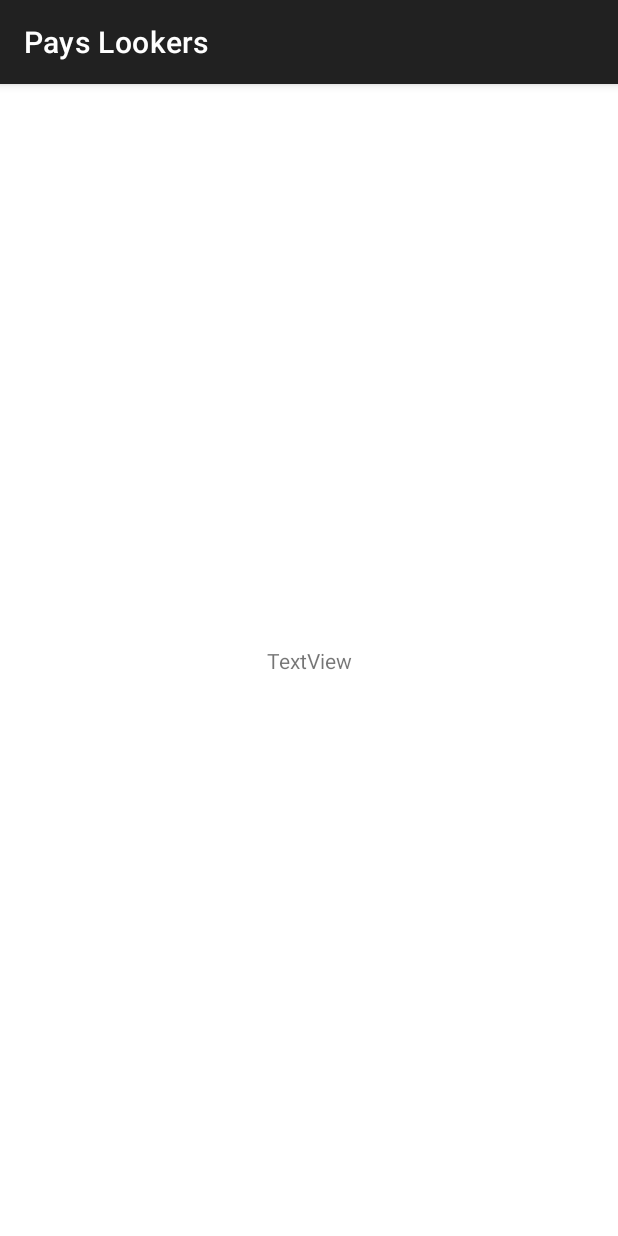
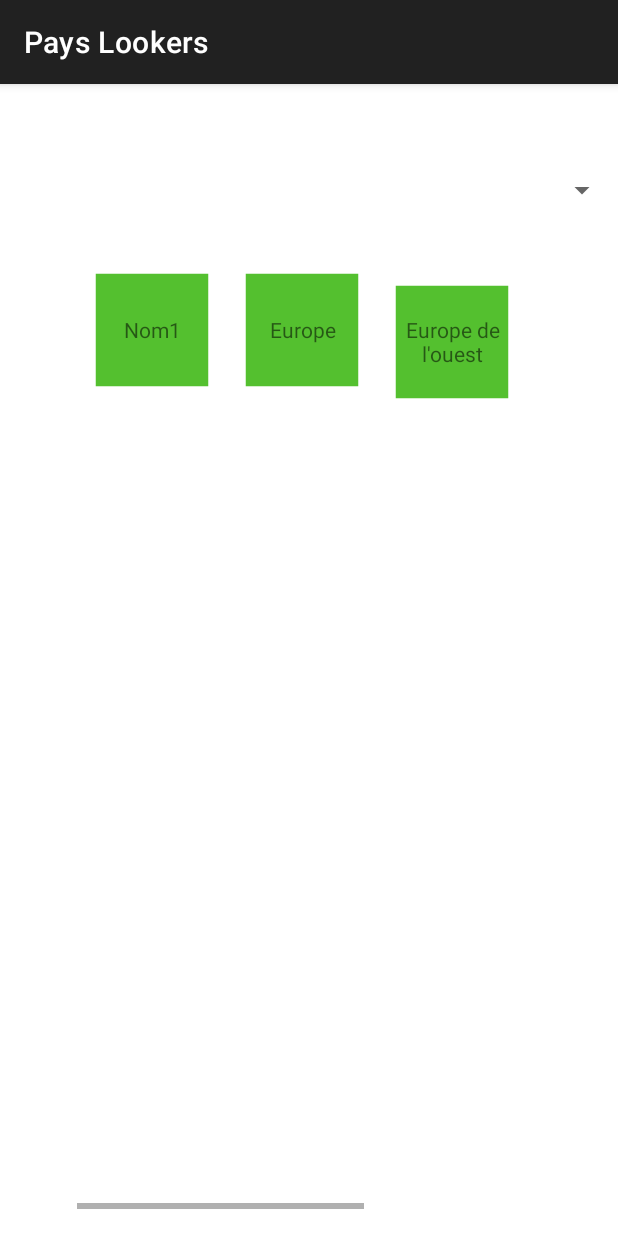
Before and after one commit to ThomasPloix/ProjectAndroidPays, an Android app: the BonusGameActivity screen opened directly, with no data from a screen before it, on a phone screen of 412 x 824 dp. Run offline under Robolectric (Android 15) with nearby library versions, the phone set to English and light mode, and no system bars; pictures from the network do not load.

Commit message:
debut feature jeubonus

```diff
--- a/app/src/main/java/fr/epf/min/test/BonusGameActivity.kt
+++ b/app/src/main/java/fr/epf/min/test/BonusGameActivity.kt
@@ -3,14 +3,21 @@ package fr.epf.min.test
 import android.os.Bundle
 import androidx.appcompat.app.AppCompatActivity
 import androidx.appcompat.widget.SearchView
+import androidx.recyclerview.widget.LinearLayoutManager
 import androidx.recyclerview.widget.RecyclerView
 
 class BonusGameActivity : AppCompatActivity() {
     private lateinit var listeAllPays: List<Pays>
-
+    private lateinit var recyclerView: RecyclerView
     override fun onCreate(savedInstanceState: Bundle?) {
         super.onCreate(savedInstanceState)
         setContentView(R.layout.activity_jeu_bonus)
+        recyclerView = findViewById<RecyclerView>(R.id.jeu_bonus_recyclerview)
 
+        recyclerView.layoutManager =
+            LinearLayoutManager(this, LinearLayoutManager.VERTICAL, false)
+
+        val pays = Pays.generate(1)
+        recyclerView.adapter =JeuBonusAdapter(pays)
     }
 }
--- /dev/null
+++ b/app/src/main/java/fr/epf/min/test/JeuBonusAdapter.kt
@@ -0,0 +1,32 @@
+package fr.epf.min.test
+
+import android.content.Intent
+import android.util.Log
+import android.view.LayoutInflater
+import android.view.ViewGroup
+import android.widget.ImageView
+import android.widget.TextView
+import androidx.cardview.widget.CardView
+import androidx.recyclerview.widget.RecyclerView
+import com.bumptech.glide.Glide
+
+class JeuBonusAdapter (val pays : List<Pays>): RecyclerView.Adapter<PaysViewHolder>(){
+
+    override fun onCreateViewHolder(parent: ViewGroup, viewType: Int): PaysViewHolder {
+        val layoutInflater = LayoutInflater.from(parent.context)
+        val view = layoutInflater.inflate(R.layout.activity_jeu_bonus_reponses, parent, false)
+        return PaysViewHolder(view)    }
+
+    override fun getItemCount(): Int {
+        return pays.size
+    }
+
+    override fun onBindViewHolder(holder: PaysViewHolder, position: Int) {
+        val unPays = pays[position]
+        Log.d(TAG, unPays.toString())
+        val view = holder.itemView
+
+        val paysNameTextView = view.findViewById<TextView>(R.id.jeu_bonus_nom_pays)
+        paysNameTextView.text= unPays.commonName
+    }
+}
--- /dev/null
+++ b/app/src/main/res/drawable/baseline_square_24.xml
@@ -0,0 +1,5 @@
+<vector android:height="24dp" android:tint="#54C02F"
+    android:viewportHeight="24" android:viewportWidth="24"
+    android:width="24dp" xmlns:android="http://schemas.android.com/apk/res/android">
+    <path android:fillColor="@android:color/white" android:pathData="M3,3h18v18h-18z"/>
+</vector>
--- a/app/src/main/res/layout/activity_jeu_bonus.xml
+++ b/app/src/main/res/layout/activity_jeu_bonus.xml
@@ -6,14 +6,36 @@
     android:layout_height="match_parent"
     tools:context=".MainActivity">
 
-    <TextView
-        android:id="@+id/textView"
-        android:layout_width="wrap_content"
-        android:layout_height="wrap_content"
-        android:text="TextView"
+
+    <Spinner
+        android:id="@+id/spinner"
+        android:layout_width="409dp"
+        android:layout_height="48dp"
+        app:layout_constraintBottom_toBottomOf="parent"
+        app:layout_constraintEnd_toEndOf="parent"
+        app:layout_constraintHorizontal_bias="1.0"
+        app:layout_constraintStart_toStartOf="parent"
+        app:layout_constraintTop_toTopOf="parent"
+        app:layout_constraintVertical_bias="0.065" />
+    <HorizontalScrollView
+        android:layout_width="309dp"
+        android:layout_height="636dp"
+        android:layout_marginStart="1dp"
+        android:layout_marginTop="1dp"
+        android:layout_marginEnd="1dp"
         app:layout_constraintBottom_toBottomOf="parent"
         app:layout_constraintEnd_toEndOf="parent"
         app:layout_constraintStart_toStartOf="parent"
-        app:layout_constraintTop_toTopOf="parent" />
+        app:layout_constraintTop_toBottomOf="@+id/spinner">
+
+        <androidx.recyclerview.widget.RecyclerView
+            android:id="@+id/jeu_bonus_recyclerview"
+            android:layout_width="wrap_content"
+            android:layout_height="match_parent"
+            tools:itemCount="2"
+            tools:listitem="@layout/activity_jeu_bonus_reponses">
+        </androidx.recyclerview.widget.RecyclerView>
+    </HorizontalScrollView>
+
 
 </androidx.constraintlayout.widget.ConstraintLayout>
--- /dev/null
+++ b/app/src/main/res/layout/activity_jeu_bonus_reponses.xml
@@ -0,0 +1,56 @@
+<?xml version="1.0" encoding="utf-8"?>
+<LinearLayout xmlns:app="http://schemas.android.com/apk/res-auto"
+    xmlns:tools="http://schemas.android.com/tools"
+    xmlns:android="http://schemas.android.com/apk/res/android"
+
+    android:layout_width="match_parent"
+    android:layout_height="wrap_content"
+    android:orientation="horizontal">
+
+    <TextView
+        android:id="@+id/jeu_bonus_nom_pays"
+        android:layout_width="100dp"
+        android:layout_height="100dp"
+        android:layout_weight="1"
+        android:background="@drawable/baseline_square_24"
+        android:gravity="center"
+        android:text="France" />
+
+    <TextView
+        android:id="@+id/square2"
+        android:layout_width="100dp"
+        android:layout_height="100dp"
+        android:layout_weight="1"
+        android:background="@drawable/baseline_square_24"
+        android:gravity="center"
+        android:text="Europe" />
+
+    <TextView
+        android:id="@+id/square3"
+        android:layout_width="100dp"
+        android:layout_height="100dp"
+        android:layout_weight="1"
+        android:background="@drawable/baseline_square_24"
+        android:gravity="center"
+        android:text="Europe de l'ouest" />
+
+    <TextView
+        android:id="@+id/square4"
+        android:layout_width="100dp"
+        android:layout_height="100dp"
+        android:layout_weight="1"
+        android:background="@drawable/baseline_square_24"
+        android:gravity="center"
+        android:text="Europe de l'ouest" />
+
+    <TextView
+        android:id="@+id/square3"
+        android:layout_width="100dp"
+        android:layout_height="100dp"
+        android:layout_weight="1"
+        android:background="@drawable/baseline_square_24"
+        android:gravity="center"
+        android:text="Europe de l'ouest" />
+
+
+</LinearLayout>
```
Also changed, not shown: app/src/main/java/fr/epf/min/test/ListPaysActivity.kt (+1 -0 lines).
